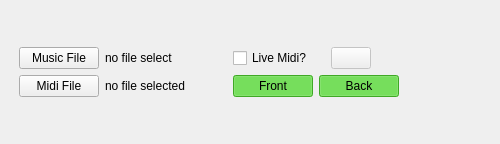
Before: the Qt Designer form cpp/src/mainwindow.ui in PeterMitrano/glowsuit, drawn with Qt 5.
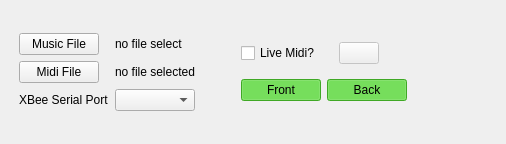
After: the same form once the commit is applied. Icons and pictures are not drawn.

Diff of the .ui file:
```diff
--- a/cpp/src/mainwindow.ui
+++ b/cpp/src/mainwindow.ui
@@ -70,6 +70,16 @@
             </property>
            </widget>
           </item>
+          <item row="2" column="1">
+           <widget class="QComboBox" name="xbee_port_combobox"/>
+          </item>
+          <item row="2" column="0">
+           <widget class="QLabel" name="xbee_port_label">
+            <property name="text">
+             <string>XBee Serial Port</string>
+            </property>
+           </widget>
+          </item>
          </layout>
         </item>
         <item>
```
